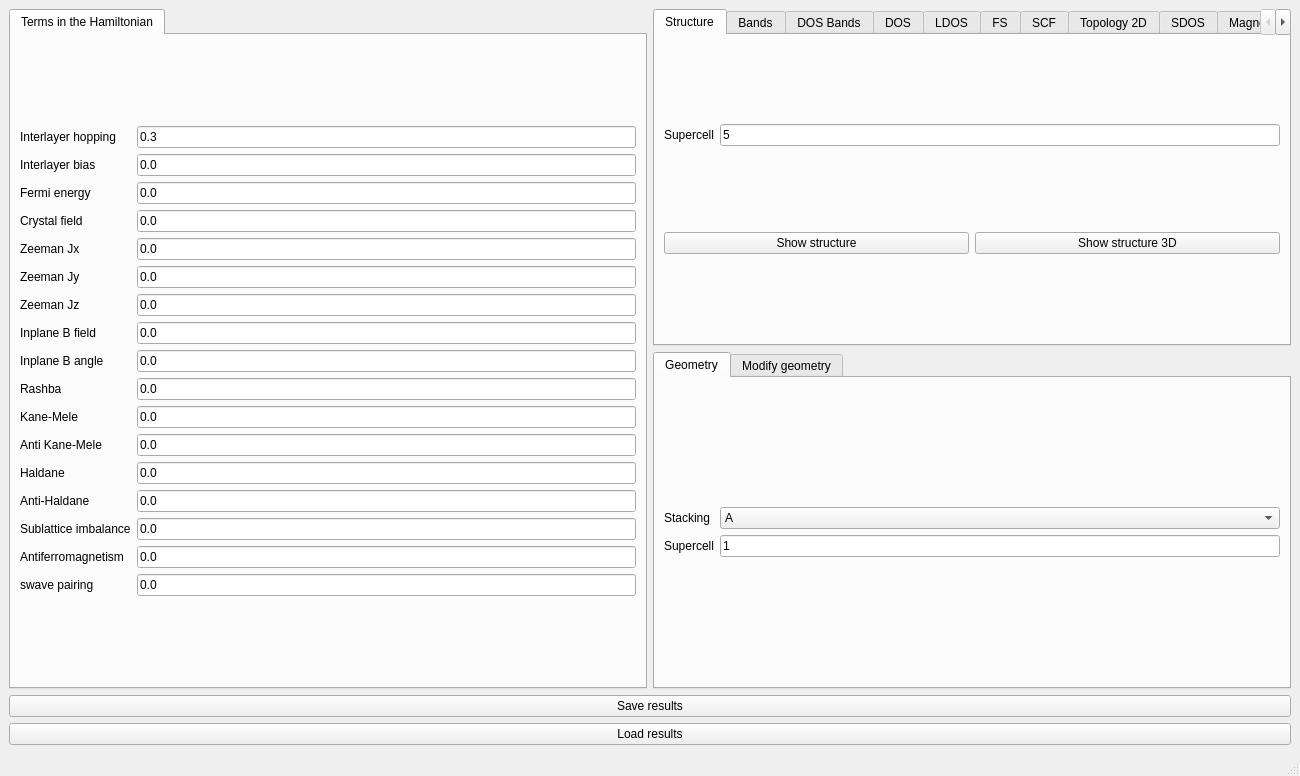
This is interface-pyqt/multilayergraphene/interface.ui in joselado/quantum-lattice as Qt 5 draws it before an edit. The edited form follows.
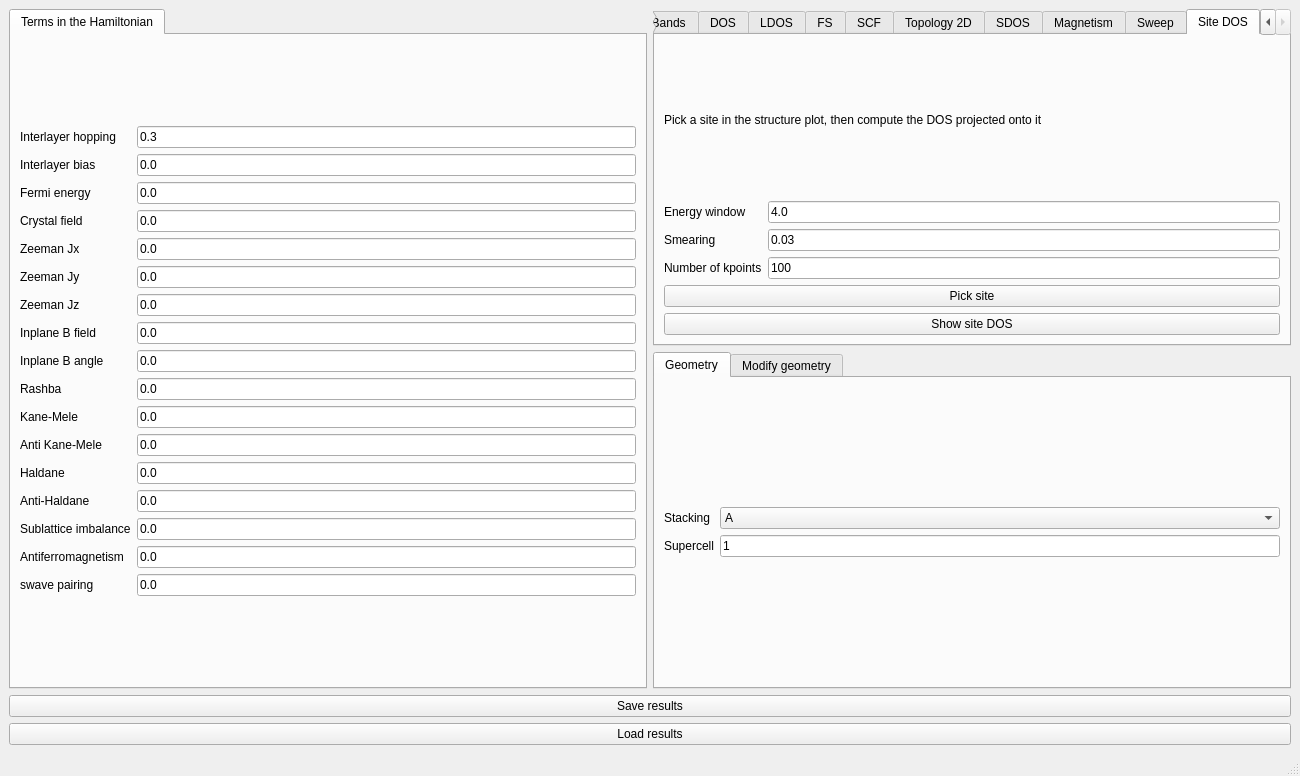
This is the edited form. The open tabs and pages were chosen to show the change. Custom widgets are drawn as their Qt base class.

Commit message: Add a "Site DOS" feature: pick a site, plot the DOS projected onto it

Patch:
```diff
--- a/interface-pyqt/multilayergraphene/interface.ui
+++ b/interface-pyqt/multilayergraphene/interface.ui
@@ -1334,6 +1334,86 @@
         </item>
        </layout>
       </widget>
+      <widget class="QWidget" name="tab_site_dos">
+       <attribute name="title">
+        <string>Site DOS</string>
+       </attribute>
+       <layout class="QVBoxLayout" name="verticalLayout_site_dos">
+        <item>
+         <widget class="BodyLabel" name="label_site_dos_info">
+          <property name="text">
+           <string>Pick a site in the structure plot, then compute the DOS projected onto it</string>
+          </property>
+          <property name="wordWrap">
+           <bool>true</bool>
+          </property>
+         </widget>
+        </item>
+        <item>
+         <layout class="QGridLayout" name="gridLayout_site_dos">
+          <item row="0" column="0">
+           <widget class="BodyLabel" name="label_site_dos_ewindow">
+            <property name="text">
+             <string>Energy window</string>
+            </property>
+           </widget>
+          </item>
+          <item row="0" column="1">
+           <widget class="LineEdit" name="site_dos_ewindow">
+            <property name="text">
+             <string>4.0</string>
+            </property>
+           </widget>
+          </item>
+          <item row="1" column="0">
+           <widget class="BodyLabel" name="label_site_dos_delta">
+            <property name="text">
+             <string>Smearing</string>
+            </property>
+           </widget>
+          </item>
+          <item row="1" column="1">
+           <widget class="LineEdit" name="site_dos_delta">
+            <property name="text">
+             <string>0.03</string>
+            </property>
+           </widget>
+          </item>
+          <item row="2" column="0">
+           <widget class="BodyLabel" name="label_site_dos_nk">
+            <property name="text">
+             <string>Number of kpoints</string>
+            </property>
+           </widget>
+          </item>
+          <item row="2" column="1">
+           <widget class="LineEdit" name="site_dos_nk">
+            <property name="text">
+             <string>100</string>
+            </property>
+           </widget>
+          </item>
+         </layout>
+        </item>
+        <item>
+         <widget class="PushButton" name="select_site_dos">
+          <property name="toolTip">
+           <string>Click a site in the structure plot to select it</string>
+          </property>
+          <property name="text">
+           <string>Pick site</string>
+          </property>
+         </widget>
+        </item>
+        <item>
+         <widget class="PushButton" name="show_site_dos">
+          <property name="text">
+           <string>Show site DOS</string>
+          </property>
+         </widget>
+        </item>
+       </layout>
+      </widget>
      </widget>
     </item>
     <item row="2" column="0" colspan="2">
```
Left out of the diff: 10 changed lines with no effect on the pictures. Lines whose indentation alone changed are shown as unchanged. The commit also changes 30 other files.
